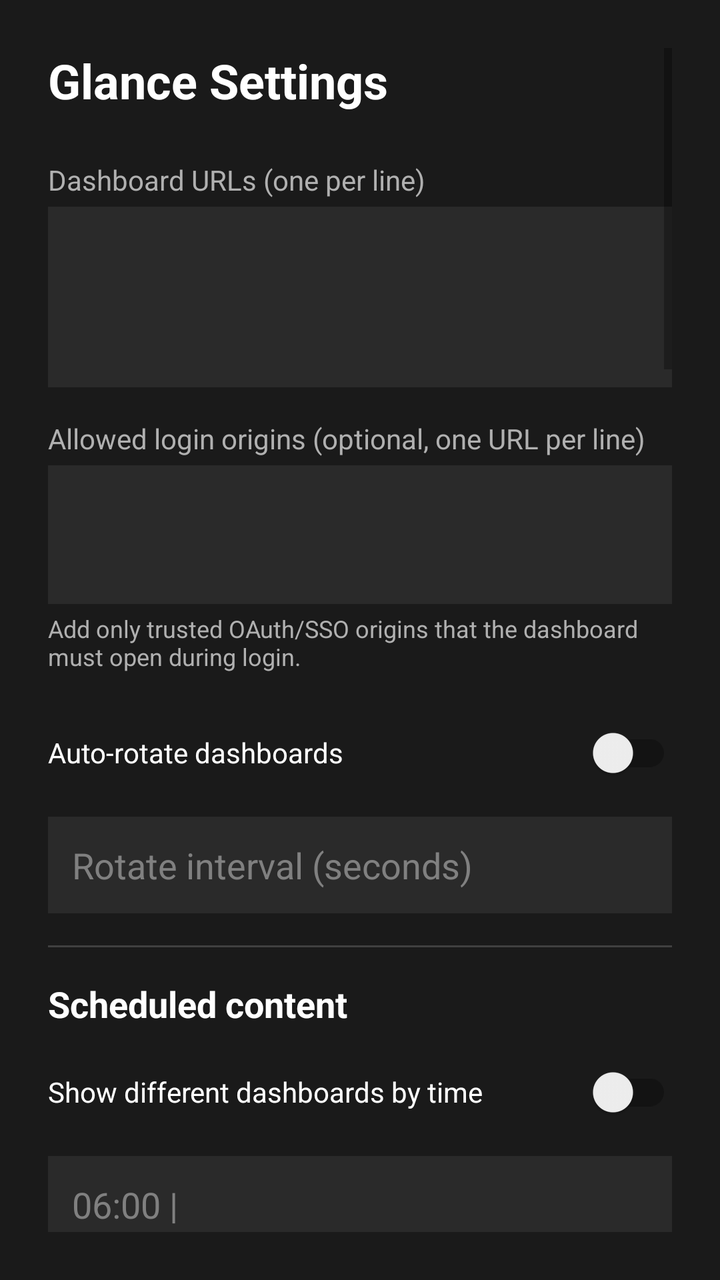
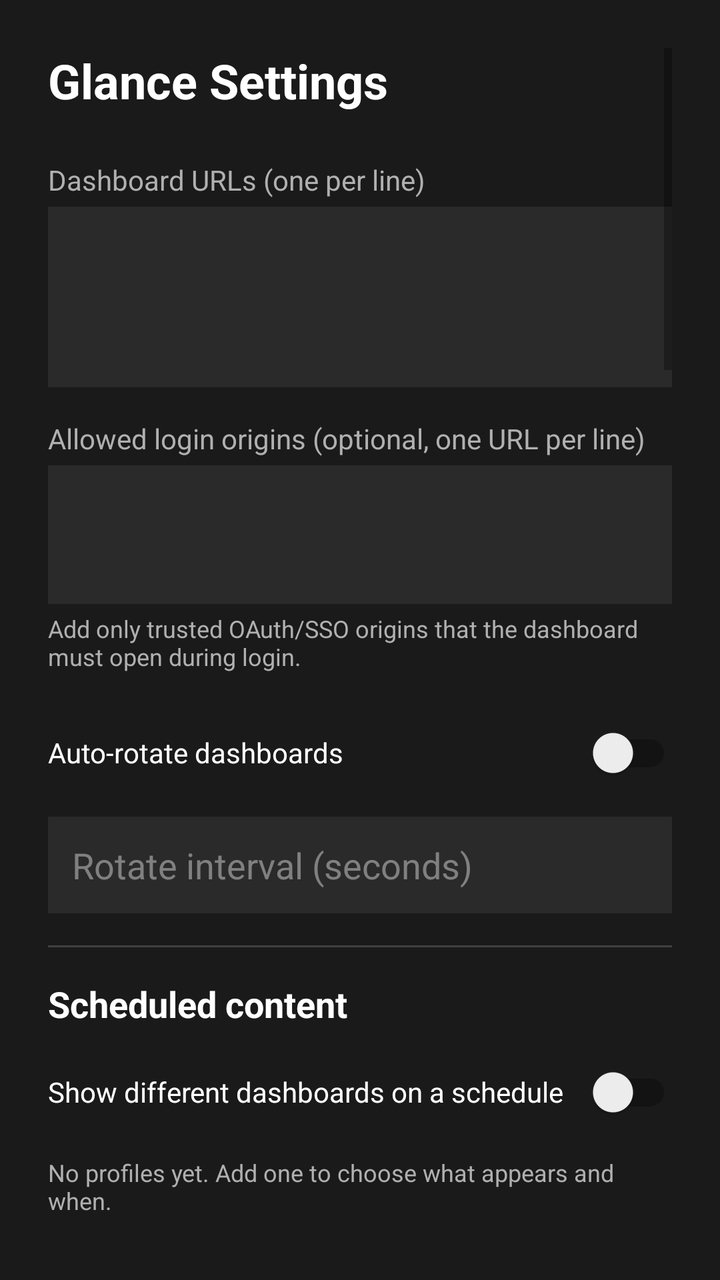

An Android layout rendered at two revisions. The XML below is the earlier revision; the diff shows what the commit changed to produce the second picture.
<!-- AndroidManifest.xml: activity theme Theme.Glance.Settings -->
<!-- res/layout/activity_settings.xml -->
<?xml version="1.0" encoding="utf-8"?>
<ScrollView xmlns:android="http://schemas.android.com/apk/res/android"
    xmlns:app="http://schemas.android.com/apk/res-auto"
    android:layout_width="match_parent"
    android:layout_height="match_parent"
    android:padding="24dp"
    android:importantForAutofill="noExcludeDescendants">

    <LinearLayout
        android:layout_width="match_parent"
        android:layout_height="wrap_content"
        android:orientation="vertical">

        
        <TextView
            android:layout_width="wrap_content"
            android:layout_height="wrap_content"
            android:text="@string/settings_title"
            android:textSize="24sp"
            android:textColor="#FFFFFFFF"
            android:textStyle="bold"
            android:layout_marginBottom="24dp" />

        
        <TextView
            android:layout_width="wrap_content"
            android:layout_height="wrap_content"
            android:text="@string/dashboard_urls_label"
            android:labelFor="@id/editDashboardUrls"
            android:textColor="#FFB0B0B0"
            android:textSize="14sp"
            android:layout_marginBottom="4dp" />

        <EditText
            android:id="@+id/editDashboardUrls"
            android:layout_width="match_parent"
            android:layout_height="wrap_content"
            android:minLines="3"
            android:gravity="top"
            android:inputType="textMultiLine|textUri"
            android:background="#FF2A2A2A"
            android:textColor="#FFFFFFFF"
            android:padding="12dp"
            android:layout_marginBottom="16dp" />

        <TextView
            android:layout_width="wrap_content"
            android:layout_height="wrap_content"
            android:text="@string/dashboard_allowed_origins_label"
            android:labelFor="@id/editDashboardAllowedOrigins"
            android:textColor="#FFB0B0B0"
            android:textSize="14sp"
            android:layout_marginBottom="4dp" />

        <EditText
            android:id="@+id/editDashboardAllowedOrigins"
            android:layout_width="match_parent"
            android:layout_height="wrap_content"
            android:minLines="2"
            android:gravity="top"
            android:inputType="textMultiLine|textUri"
            android:background="#FF2A2A2A"
            android:textColor="#FFFFFFFF"
            android:padding="12dp"
            android:layout_marginBottom="4dp" />

        <TextView
            android:layout_width="match_parent"
            android:layout_height="wrap_content"
            android:text="@string/dashboard_allowed_origins_help"
            android:textColor="#FFB0B0B0"
            android:textSize="12sp"
            android:layout_marginBottom="16dp" />

        
        <LinearLayout
            android:layout_width="match_parent"
            android:layout_height="wrap_content"
            android:orientation="horizontal"
            android:layout_marginBottom="8dp">

            <androidx.appcompat.widget.SwitchCompat
                android:id="@+id/switchAutoRotate"
                android:layout_width="0dp"
                android:layout_height="wrap_content"
                android:layout_weight="1"
                android:text="@string/auto_rotate_dashboards"
                android:textColor="#FFFFFFFF" />
        </LinearLayout>

        <EditText
            android:id="@+id/editAutoRotateInterval"
            android:layout_width="match_parent"
            android:layout_height="wrap_content"
            android:hint="@string/rotate_interval_hint"
            android:inputType="number"
            android:background="#FF2A2A2A"
            android:textColor="#FFFFFFFF"
            android:textColorHint="#FF808080"
            android:padding="12dp"
            android:layout_marginBottom="16dp" />

        
        <View
            android:layout_width="match_parent"
            android:layout_height="1dp"
            android:background="#FF404040"
            android:layout_marginBottom="16dp" />

        
        <TextView
            android:layout_width="wrap_content"
            android:layout_height="wrap_content"
            android:text="@string/content_schedule_title"
            android:textColor="#FFFFFFFF"
            android:textSize="18sp"
            android:textStyle="bold"
            android:layout_marginBottom="8dp" />

        <androidx.appcompat.widget.SwitchCompat
            android:id="@+id/switchContentSchedule"
            android:layout_width="match_parent"
            android:layout_height="wrap_content"
            android:text="@string/content_schedule_enabled"
            android:textColor="#FFFFFFFF"
            android:layout_marginBottom="8dp" />

        <EditText
            android:id="@+id/editContentProfiles"
            android:layout_width="match_parent"
            android:layout_height="wrap_content"
            android:minLines="4"
            android:gravity="top"
            android:hint="@string/content_profiles_hint"
            android:inputType="textMultiLine|textUri"
            android:background="#FF2A2A2A"
            android:textColor="#FFFFFFFF"
            android:textColorHint="#FF808080"
            android:padding="12dp"
            android:layout_marginBottom="4dp" />

        <TextView
            android:layout_width="match_parent"
            android:layout_height="wrap_content"
            android:text="@string/content_schedule_help"
            android:textColor="#FFB0B0B0"
            android:textSize="12sp"
            android:layout_marginBottom="16dp" />

        
        <TextView
            android:layout_width="wrap_content"
            android:layout_height="wrap_content"
            android:text="@string/idle_screen_title"
            android:textColor="#FFFFFFFF"
            android:textSize="18sp"
            android:textStyle="bold"
            android:layout_marginBottom="8dp" />

        <androidx.appcompat.widget.SwitchCompat
            android:id="@+id/switchIdleScreen"
            android:layout_width="match_parent"
            android:layout_height="wrap_content"
            android:text="@string/idle_screen_enabled"
            android:textColor="#FFFFFFFF"
            android:layout_marginBottom="8dp" />

        <EditText
            android:id="@+id/editIdleScreenUrl"
            android:layout_width="match_parent"
            android:layout_height="wrap_content"
            android:hint="@string/idle_screen_url_hint"
            android:inputType="textUri"
            android:background="#FF2A2A2A"
            android:textColor="#FFFFFFFF"
            android:textColorHint="#FF808080"
            android:padding="12dp"
            android:layout_marginBottom="8dp" />

        <EditText
            android:id="@+id/editIdleTimeoutMinutes"
            android:layout_width="match_parent"
            android:layout_height="wrap_content"
            android:hint="@string/idle_timeout_hint"
            android:inputType="number"
            android:background="#FF2A2A2A"
            android:textColor="#FFFFFFFF"
            android:textColorHint="#FF808080"
            android:padding="12dp"
            android:layout_marginBottom="4dp" />

        <TextView
            android:layout_width="match_parent"
            android:layout_height="wrap_content"
            android:text="@string/idle_screen_help"
            android:textColor="#FFB0B0B0"
            android:textSize="12sp"
            android:layout_marginBottom="16dp" />

        
        <View
            android:layout_width="match_parent"
            android:layout_height="1dp"
            android:background="#FF404040"
            android:layout_marginBottom="16dp" />

        
        <TextView
            android:layout_width="wrap_content"
            android:layout_height="wrap_content"
            android:text="@string/brightness_title"
            android:textColor="#FFFFFFFF"
            android:textSize="18sp"
            android:textStyle="bold"
            android:layout_marginBottom="8dp" />

        <androidx.appcompat.widget.SwitchCompat
            android:id="@+id/switchAutoBrightness"
            android:layout_width="match_parent"
            android:layout_height="wrap_content"
            android:text="@string/auto_brightness_label"
            android:textColor="#FFFFFFFF"
            android:layout_marginBottom="8dp" />

        <LinearLayout
            android:layout_width="match_parent"
            android:layout_height="wrap_content"
            android:orientation="horizontal"
            android:layout_marginBottom="16dp">

            <EditText
                android:id="@+id/editMinBrightness"
                android:layout_width="0dp"
                android:layout_height="wrap_content"
                android:layout_weight="1"
                android:hint="@string/min_brightness_hint"
                android:inputType="number"
                android:background="#FF2A2A2A"
                android:textColor="#FFFFFFFF"
                android:textColorHint="#FF808080"
                android:padding="12dp"
                android:layout_marginEnd="8dp" />

            <EditText
                android:id="@+id/editMaxBrightness"
                android:layout_width="0dp"
                android:layout_height="wrap_content"
                android:layout_weight="1"
                android:hint="@string/max_brightness_hint"
                android:inputType="number"
                android:background="#FF2A2A2A"
                android:textColor="#FFFFFFFF"
                android:textColorHint="#FF808080"
                android:padding="12dp" />
        </LinearLayout>

        
        <View
            android:layout_width="match_parent"
            android:layout_height="1dp"
            android:background="#FF404040"
            android:layout_marginBottom="16dp" />

        
        <TextView
            android:layout_width="wrap_content"
            android:layout_height="wrap_content"
            android:text="@string/screen_schedule_title"
            android:textColor="#FFFFFFFF"
            android:textSize="18sp"
            android:textStyle="bold"
            android:layout_marginBottom="8dp" />

        <androidx.appcompat.widget.SwitchCompat
            android:id="@+id/switchSchedule"
            android:layout_width="match_parent"
            android:layout_height="wrap_content"
            android:text="@string/screen_schedule_enabled"
            android:textColor="#FFFFFFFF"
            android:layout_marginBottom="8dp" />

        <LinearLayout
            android:layout_width="match_parent"
            android:layout_height="wrap_content"
            android:orientation="horizontal"
            android:layout_marginBottom="8dp">

            <EditText
                android:id="@+id/editScreenOnTime"
                android:layout_width="0dp"
                android:layout_height="wrap_content"
                android:layout_weight="1"
                android:hint="@string/wake_at_hint"
                android:inputType="time"
                android:background="#FF2A2A2A"
                android:textColor="#FFFFFFFF"
                android:textColorHint="#FF808080"
                android:padding="12dp"
                android:layout_marginEnd="8dp" />

            <EditText
                android:id="@+id/editScreenOffTime"
                android:layout_width="0dp"
                android:layout_height="wrap_content"
                android:layout_weight="1"
                android:hint="@string/turn_off_at_hint"
                android:inputType="time"
                android:background="#FF2A2A2A"
                android:textColor="#FFFFFFFF"
                android:textColorHint="#FF808080"
                android:padding="12dp" />
        </LinearLayout>

        <TextView
            android:layout_width="match_parent"
            android:layout_height="wrap_content"
            android:text="@string/screen_schedule_help"
            android:textColor="#FFB0B0B0"
            android:textSize="12sp"
            android:layout_marginBottom="16dp" />

        
        <View
            android:layout_width="match_parent"
            android:layout_height="1dp"
            android:background="#FF404040"
            android:layout_marginBottom="16dp" />

        
        <TextView
            android:layout_width="wrap_content"
            android:layout_height="wrap_content"
            android:text="@string/mqtt_title"
            android:textColor="#FFFFFFFF"
            android:textSize="18sp"
            android:textStyle="bold"
            android:layout_marginBottom="8dp" />

        <androidx.appcompat.widget.SwitchCompat
            android:id="@+id/switchMqttEnabled"
            android:layout_width="match_parent"
            android:layout_height="wrap_content"
            android:text="@string/mqtt_enabled_label"
            android:textColor="#FFFFFFFF"
            android:layout_marginBottom="8dp" />

        <EditText
            android:id="@+id/editMqttBrokerHost"
            android:layout_width="match_parent"
            android:layout_height="wrap_content"
            android:hint="@string/mqtt_host_hint"
            android:inputType="textUri"
            android:background="#FF2A2A2A"
            android:textColor="#FFFFFFFF"
            android:textColorHint="#FF808080"
            android:padding="12dp"
            android:layout_marginBottom="8dp" />

        <EditText
            android:id="@+id/editMqttBrokerPort"
            android:layout_width="match_parent"
            android:layout_height="wrap_content"
            android:hint="@string/mqtt_port_hint"
            android:inputType="number"
            android:background="#FF2A2A2A"
            android:textColor="#FFFFFFFF"
            android:textColorHint="#FF808080"
            android:padding="12dp"
            android:layout_marginBottom="8dp" />

        <EditText
            android:id="@+id/editMqttUsername"
            android:layout_width="match_parent"
            android:layout_height="wrap_content"
            android:hint="@string/mqtt_username_hint"
            android:inputType="textNoSuggestions"
            android:background="#FF2A2A2A"
            android:textColor="#FFFFFFFF"
            android:textColorHint="#FF808080"
            android:padding="12dp"
            android:layout_marginBottom="8dp" />

        <com.google.android.material.textfield.TextInputLayout
            android:layout_width="match_parent"
            android:layout_height="wrap_content"
            android:layout_marginBottom="8dp"
            app:boxBackgroundColor="#FF2A2A2A"
            app:boxBackgroundMode="filled"
            app:endIconMode="password_toggle"
            app:endIconTint="#FFB0B0B0"
            app:hintTextColor="#FF808080">

            <com.google.android.material.textfield.TextInputEditText
                android:id="@+id/editMqttPassword"
                android:layout_width="match_parent"
                android:layout_height="wrap_content"
                android:hint="@string/mqtt_password_hint"
                android:inputType="textPassword"
                android:importantForAutofill="no"
                android:textColor="#FFFFFFFF"
                android:textColorHint="#FF808080" />

        </com.google.android.material.textfield.TextInputLayout>

        <EditText
            android:id="@+id/editMqttDeviceName"
            android:layout_width="match_parent"
            android:layout_height="wrap_content"
            android:hint="@string/mqtt_device_name_hint"
            android:inputType="textCapWords"
            android:background="#FF2A2A2A"
            android:textColor="#FFFFFFFF"
            android:textColorHint="#FF808080"
            android:padding="12dp"
            android:layout_marginBottom="8dp" />

        <EditText
            android:id="@+id/editMqttDiscoveryPrefix"
            android:layout_width="match_parent"
            android:layout_height="wrap_content"
            android:hint="@string/mqtt_discovery_prefix_hint"
            android:inputType="textNoSuggestions"
            android:background="#FF2A2A2A"
            android:textColor="#FFFFFFFF"
            android:textColorHint="#FF808080"
            android:padding="12dp"
            android:layout_marginBottom="8dp" />

        <TextView
            android:layout_width="match_parent"
            android:layout_height="wrap_content"
            android:text="@string/mqtt_help"
            android:textColor="#FFB0B0B0"
            android:textSize="12sp"
            android:layout_marginBottom="16dp" />

        
        <View
            android:layout_width="match_parent"
            android:layout_height="1dp"
            android:background="#FF404040"
            android:layout_marginBottom="16dp" />

        
        <TextView
            android:layout_width="wrap_content"
            android:layout_height="wrap_content"
            android:text="@string/remote_config_title"
            android:textColor="#FFFFFFFF"
            android:textSize="18sp"
            android:textStyle="bold"
            android:layout_marginBottom="8dp" />

        <androidx.appcompat.widget.SwitchCompat
            android:id="@+id/switchRemoteConfig"
            android:layout_width="match_parent"
            android:layout_height="wrap_content"
            android:text="@string/remote_config_enabled_label"
            android:textColor="#FFFFFFFF"
            android:layout_marginBottom="8dp" />

        <TextView
            android:id="@+id/textRemoteConfigAddress"
            android:layout_width="match_parent"
            android:layout_height="wrap_content"
            android:textColor="#FFB0B0B0"
            android:textSize="13sp"
            android:textIsSelectable="true"
            android:fontFamily="monospace"
            android:layout_marginBottom="8dp" />

        <TextView
            android:layout_width="match_parent"
            android:layout_height="wrap_content"
            android:text="@string/remote_config_security_help"
            android:textColor="#FFFFC107"
            android:textSize="12sp"
            android:layout_marginBottom="16dp" />

        
        <View
            android:layout_width="match_parent"
            android:layout_height="1dp"
            android:background="#FF404040"
            android:layout_marginBottom="16dp" />

        
        <EditText
            android:id="@+id/editPin"
            android:layout_width="match_parent"
            android:layout_height="wrap_content"
            android:hint="@string/settings_pin_hint"
            android:inputType="numberPassword"
            android:background="#FF2A2A2A"
            android:textColor="#FFFFFFFF"
            android:textColorHint="#FF808080"
            android:padding="12dp"
            android:layout_marginBottom="16dp" />

        
        <View
            android:layout_width="match_parent"
            android:layout_height="1dp"
            android:background="#FF404040"
            android:layout_marginBottom="16dp" />

        
        <TextView
            android:layout_width="wrap_content"
            android:layout_height="wrap_content"
            android:text="@string/debug_info_title"
            android:textColor="#FFFFFFFF"
            android:textSize="18sp"
            android:textStyle="bold"
            android:layout_marginBottom="8dp" />

        <TextView
            android:id="@+id/textDebugInfo"
            android:layout_width="match_parent"
            android:layout_height="wrap_content"
            android:textColor="#FFB0B0B0"
            android:textSize="12sp"
            android:fontFamily="monospace"
            android:layout_marginBottom="24dp" />

        
        <LinearLayout
            android:layout_width="match_parent"
            android:layout_height="wrap_content"
            android:orientation="horizontal">

            <com.google.android.material.button.MaterialButton
                android:id="@+id/btnSave"
                android:layout_width="0dp"
                android:layout_height="wrap_content"
                android:layout_weight="1"
                android:text="@string/save"
                android:layout_marginEnd="8dp" />

            <com.google.android.material.button.MaterialButton
                android:id="@+id/btnCancel"
                style="@style/Widget.MaterialComponents.Button.OutlinedButton"
                android:layout_width="0dp"
                android:layout_height="wrap_content"
                android:layout_weight="1"
                android:text="@string/cancel"
                android:textColor="#FFFFFFFF" />
        </LinearLayout>

        
        <com.google.android.material.button.MaterialButton
            android:id="@+id/btnExitKiosk"
            style="@style/Widget.MaterialComponents.Button.TextButton"
            android:layout_width="match_parent"
            android:layout_height="wrap_content"
            android:text="@string/exit_kiosk_mode"
            android:textColor="#FFFF5252"
            android:layout_marginTop="16dp" />

    </LinearLayout>
</ScrollView>
<!-- resources referenced by this layout -->
<resources>
  <string name="auto_brightness_label">Auto brightness (light sensor)</string>
  <string name="auto_rotate_dashboards">Auto-rotate dashboards</string>
  <string name="brightness_title">Brightness</string>
  <string name="cancel">Cancel</string>
  <string name="content_profiles_hint">06:00 | https://example.com/morning\n18:00 | https://example.com/evening</string>
  <string name="content_schedule_enabled">Show different dashboards by time</string>
  <string name="content_schedule_help">One entry per line: HH:mm | URL. Repeat a start time to rotate several URLs in that profile. The last profile remains active through midnight.</string>
  <string name="content_schedule_title">Scheduled content</string>
  <string name="dashboard_allowed_origins_help">Add only trusted OAuth/SSO origins that the dashboard must open during login.</string>
  <string name="dashboard_allowed_origins_label">Allowed login origins (optional, one URL per line)</string>
  <string name="dashboard_urls_label">Dashboard URLs (one per line)</string>
  <string name="debug_info_title">Debug Info</string>
  <string name="exit_kiosk_mode">Exit Kiosk Mode</string>
  <string name="idle_screen_enabled">Show a URL after inactivity</string>
  <string name="idle_screen_help">Any touch returns to the dashboard for the current time. The first touch is consumed to prevent accidental actions.</string>
  <string name="idle_screen_title">Idle screen</string>
  <string name="idle_screen_url_hint">Idle screen URL</string>
  <string name="idle_timeout_hint">Inactivity timeout (minutes)</string>
  <string name="max_brightness_hint">Max (0–255)</string>
  <string name="min_brightness_hint">Min (0–255)</string>
  <string name="mqtt_device_name_hint">Device name in Home Assistant</string>
  <string name="mqtt_discovery_prefix_hint">Discovery prefix (default homeassistant)</string>
  <string name="mqtt_enabled_label">Enable MQTT + automatic HA discovery</string>
  <string name="mqtt_help">Publishes a retained MQTT Discovery light with ON/OFF, brightness and availability. No HA token or YAML helpers required.</string>
  <string name="mqtt_host_hint">MQTT broker host (e.g. 192.168.1.10)</string>
  <string name="mqtt_password_hint">MQTT password</string>
  <string name="mqtt_port_hint">MQTT port (default 1883)</string>
  <string name="mqtt_title">Home Assistant MQTT</string>
  <string name="mqtt_username_hint">MQTT username</string>
  <string name="remote_config_enabled_label">Allow settings from another device on this LAN</string>
  <string name="remote_config_security_help">The panel uses unencrypted HTTP and the settings PIN. Enable it only on a trusted local network.</string>
  <string name="remote_config_title">Remote configuration</string>
  <string name="rotate_interval_hint">Rotate interval (seconds)</string>
  <string name="save">Save</string>
  <string name="screen_schedule_enabled">Automatically wake and turn off the screen</string>
  <string name="screen_schedule_help">The display is physically off outside the ON–OFF window. Example: wake at 06:00 and turn off at 23:00 keeps it off overnight.</string>
  <string name="screen_schedule_title">Screen ON/OFF schedule</string>
  <string name="settings_pin_hint">New settings PIN (blank keeps the current PIN)</string>
  <string name="settings_title">Glance Settings</string>
  <string name="turn_off_at_hint">Turn off at (HH:mm)</string>
  <string name="wake_at_hint">Wake at (HH:mm)</string>
  <style name="Theme.Glance.Settings" parent="Theme.Glance">
          <item name="android:windowBackground">#1A1A1A</item>
      </style>
  <!-- unchanged entries left out for length: 1 -->
</resources>

<!-- the commit's change to res/layout/activity_settings.xml (unified diff, before → after) -->
@@ -125,19 +125,28 @@
             android:textColor="#FFFFFFFF"
             android:layout_marginBottom="8dp" />
 
-        <EditText
-            android:id="@+id/editContentProfiles"
-            android:layout_width="match_parent"
-            android:layout_height="wrap_content"
-            android:minLines="4"
-            android:gravity="top"
-            android:hint="@string/content_profiles_hint"
-            android:inputType="textMultiLine|textUri"
-            android:background="#FF2A2A2A"
-            android:textColor="#FFFFFFFF"
-            android:textColorHint="#FF808080"
-            android:padding="12dp"
-            android:layout_marginBottom="4dp" />
+        <LinearLayout
+            android:id="@+id/containerContentProfiles"
+            android:layout_width="match_parent"
+            android:layout_height="wrap_content"
+            android:orientation="vertical" />
+
+        <TextView
+            android:id="@+id/textContentProfilesEmpty"
+            android:layout_width="match_parent"
+            android:layout_height="wrap_content"
+            android:text="@string/content_profiles_empty"
+            android:textColor="#FFB0B0B0"
+            android:textSize="12sp"
+            android:layout_marginBottom="8dp" />
+
+        <com.google.android.material.button.MaterialButton
+            android:id="@+id/btnAddContentProfile"
+            style="@style/Widget.MaterialComponents.Button.OutlinedButton"
+            android:layout_width="wrap_content"
+            android:layout_height="wrap_content"
+            android:text="@string/content_profile_add"
+            android:layout_marginBottom="8dp" />
 
         <TextView
             android:layout_width="match_parent"
<!-- resource entries referenced after the edit -->
@@ -4,9 +4,10 @@
   <string name="auto_rotate_dashboards">Auto-rotate dashboards</string>
   <string name="brightness_title">Brightness</string>
   <string name="cancel">Cancel</string>
-  <string name="content_profiles_hint">06:00 | https://example.com/morning\n18:00 | https://example.com/evening</string>
-  <string name="content_schedule_enabled">Show different dashboards by time</string>
-  <string name="content_schedule_help">One entry per line: HH:mm | URL. Repeat a start time to rotate several URLs in that profile. The last profile remains active through midnight.</string>
+  <string name="content_profile_add">+ Add profile</string>
+  <string name="content_profiles_empty">No profiles yet. Add one to choose what appears and when.</string>
+  <string name="content_schedule_enabled">Show different dashboards on a schedule</string>
+  <string name="content_schedule_help">A profile starts at its time on the selected days and stays active until the next one starts, including across midnight. Several URLs in one profile become swipeable and use the auto-rotation setting.</string>
   <string name="content_schedule_title">Scheduled content</string>
   <string name="dashboard_allowed_origins_help">Add only trusted OAuth/SSO origins that the dashboard must open during login.</string>
   <string name="dashboard_allowed_origins_label">Allowed login origins (optional, one URL per line)</string>
